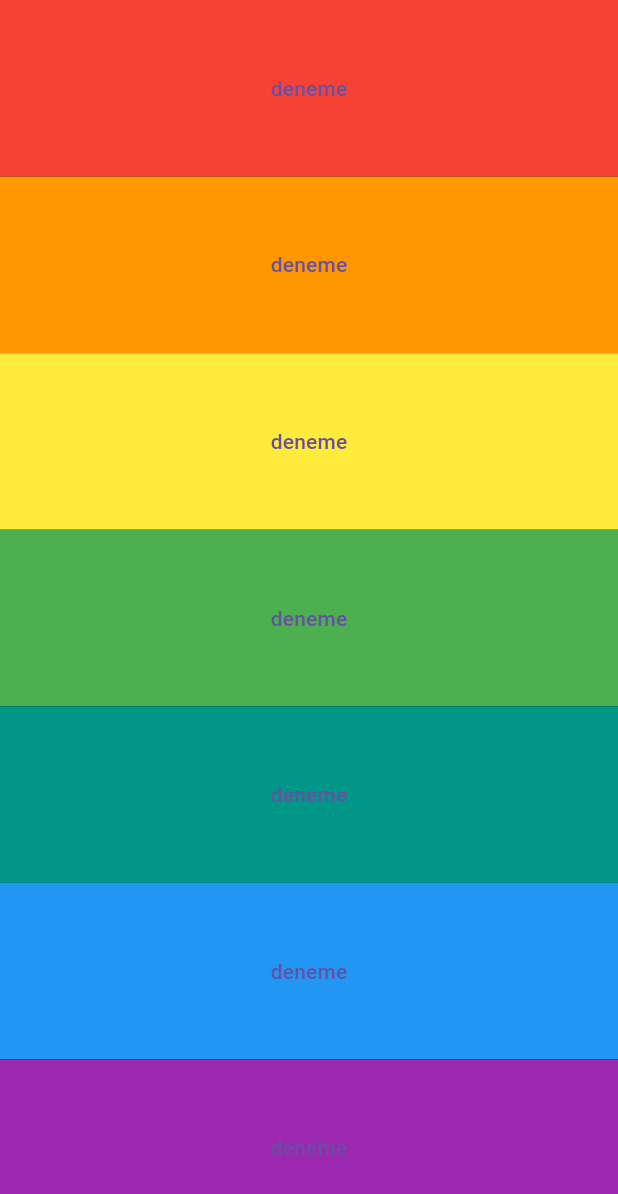
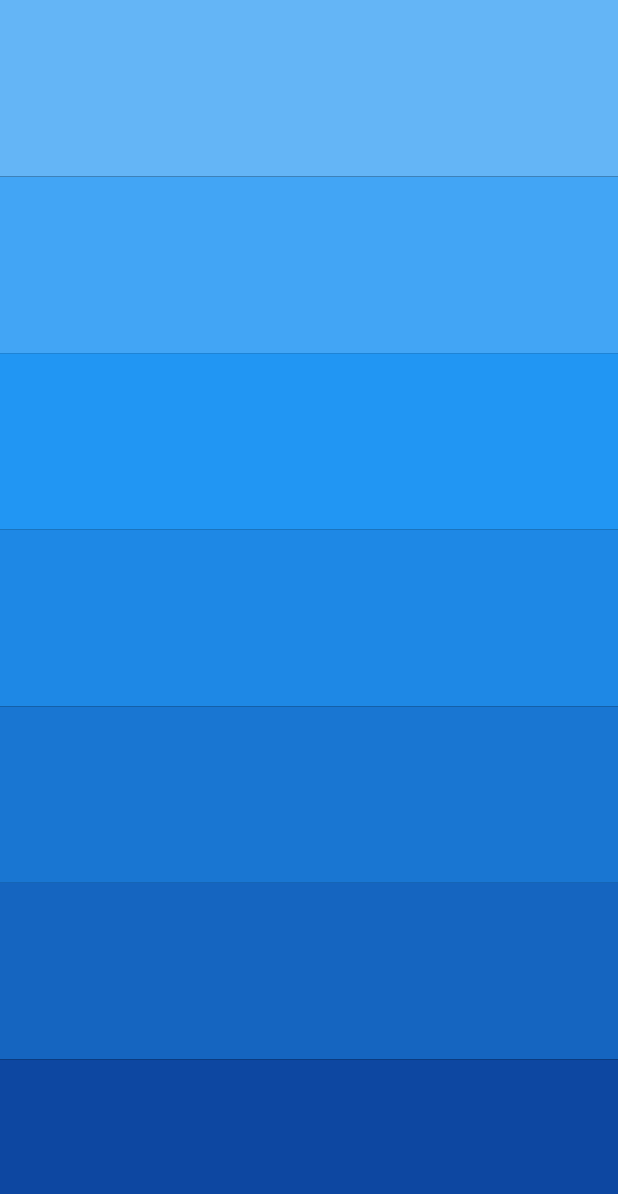
Before and after one commit to gokmentas/xylophone, a Flutter app: the screen it shows after launch, on a phone screen of 412 x 824 dp. Shown: the top 1194 px of the screen. Run offline on Flutter 3.47's test engine with Material 3 defaults, Android fonts, the light colour scheme and no system bars; our stand-ins replace audioplayers.

Commit message:
Update main.dart

```diff
--- a/lib/main.dart
+++ b/lib/main.dart
@@ -17,11 +17,11 @@ class XylophoneApp extends StatelessWidget {
     return Expanded(
       child: Container(
         color: color,
-        child: TextButton(
+        child: MaterialButton(
+          enableFeedback: false,
           onPressed: () {
             playSound(soundNumber);
           },
-          child: const Text('deneme'),
         ),
       ),
     );
@@ -36,13 +36,13 @@ class XylophoneApp extends StatelessWidget {
           child: Column(
             crossAxisAlignment: CrossAxisAlignment.stretch,
             children: [
-              buildKey(soundNumber: 1, color: Colors.red),
-              buildKey(soundNumber: 2, color: Colors.orange),
-              buildKey(soundNumber: 3, color: Colors.yellow),
-              buildKey(soundNumber: 4, color: Colors.green),
-              buildKey(soundNumber: 5, color: Colors.teal),
-              buildKey(soundNumber: 6, color: Colors.blue),
-              buildKey(soundNumber: 7, color: Colors.purple),
+              buildKey(soundNumber: 1, color: Colors.blue.shade300),
+              buildKey(soundNumber: 2, color: Colors.blue.shade400),
+              buildKey(soundNumber: 3, color: Colors.blue.shade500),
+              buildKey(soundNumber: 4, color: Colors.blue.shade600),
+              buildKey(soundNumber: 5, color: Colors.blue.shade700),
+              buildKey(soundNumber: 6, color: Colors.blue.shade800),
+              buildKey(soundNumber: 7, color: Colors.blue.shade900),
             ],
           ),
         ),
```
